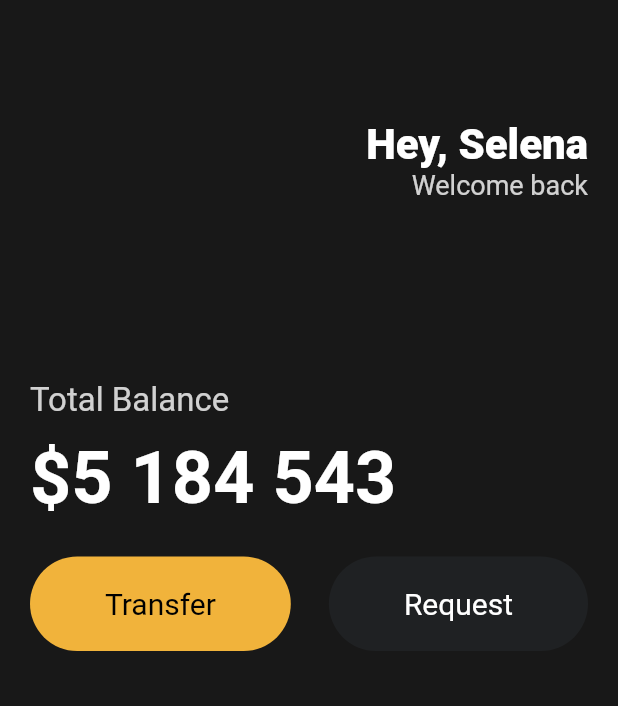
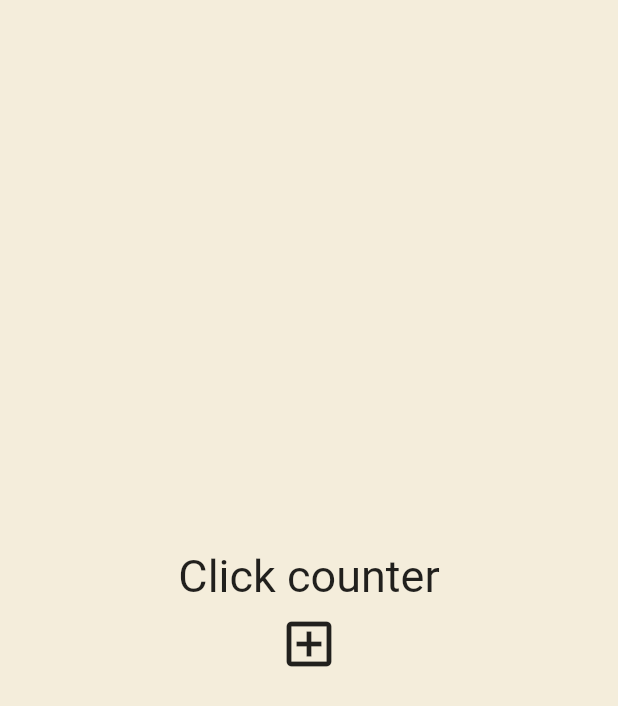
Before and after one commit to darkhorizon12/toonflix, a Flutter app: the screen it shows after launch, on a phone screen of 412 x 824 dp. Shown: the top 706 px of the screen. Run offline on Flutter 3.47's test engine with Material 2 defaults, Android fonts, the phone set to English and light mode, and no system bars.

```diff
--- a/lib/main.dart
+++ b/lib/main.dart
@@ -1,87 +1,45 @@
 import 'package:flutter/material.dart';
-import 'package:toonflix/widgets/Button.dart';
 
 void main() {
-  runApp(App());
+  runApp(const App());
 }
 
-class App extends StatelessWidget {
+class App extends StatefulWidget {
+  const App({super.key});
+
+  @override
+  State<App> createState() => _AppState();
+}
+
+class _AppState extends State<App> {
+  int counter = 0;
+  List<int> numbers = [];
+  void onClicked() {
+    setState(() {
+      numbers.add(numbers.length);
+    });
+  }
+
   @override
   Widget build(BuildContext context) {
     return MaterialApp(
       home: Scaffold(
-        backgroundColor: const Color(0xFF181818),
-        body: Padding(
-          padding: const EdgeInsets.symmetric(horizontal: 20),
+        backgroundColor: const Color(0xFFF4EDDB),
+        body: Center(
           child: Column(
-            crossAxisAlignment: CrossAxisAlignment.start,
+            mainAxisAlignment: MainAxisAlignment.center,
             children: [
-              const SizedBox(
-                height: 80,
-              ),
-              Row(
-                mainAxisAlignment: MainAxisAlignment.end,
-                children: [
-                  Column(
-                    crossAxisAlignment: CrossAxisAlignment.end,
-                    children: [
-                      const Text(
-                        "Hey, Selena",
-                        style: TextStyle(
-                          color: Colors.white,
-                          fontSize: 28,
-                          fontWeight: FontWeight.w800,
-                        ),
-                      ),
-                      Text(
-                        "Welcome back",
-                        style: TextStyle(
-                          color: Colors.white.withOpacity(0.8),
-                          fontSize: 18,
-                        ),
-                      ),
-                    ],
-                  )
-                ],
-              ),
-              const SizedBox(
-                height: 120,
-              ),
-              Text(
-                'Total Balance',
+              const Text(
+                'Click counter',
                 style: TextStyle(
-                  fontSize: 22,
-                  color: Colors.white.withOpacity(0.8),
+                  fontSize: 30,
                 ),
               ),
-              const SizedBox(
-                height: 10,
-              ),
-              const Text(
-                "\$5 184 543",
-                style: TextStyle(
-                  color: Colors.white,
-                  fontSize: 48,
-                  fontWeight: FontWeight.w600,
-                ),
-              ),
-              const SizedBox(
-                height: 25,
-              ),
-              Row(
-                mainAxisAlignment: MainAxisAlignment.spaceBetween,
-                children: const [
-                  Button(
-                    text: 'Transfer',
-                    bgColor: Color(0xFFF1B33B),
-                    textColor: Colors.black,
-                  ),
-                  Button(
-                    text: 'Request',
-                    bgColor: Color(0xFF1F2123),
-                    textColor: Colors.white,
-                  ),
-                ],
+              for (var n in numbers) Text('$n'),
+              IconButton(
+                iconSize: 40,
+                onPressed: onClicked,
+                icon: const Icon(Icons.add_box_outlined),
               ),
             ],
           ),
```
Also changed, not shown: lib/widgets/currency_card.dart (added, +84 -0 lines), 2 other files.
